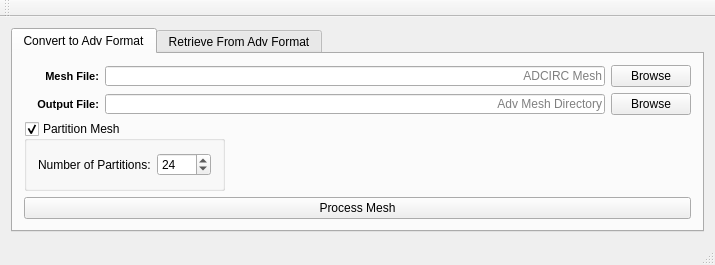
Above: AdVersion_gui/mainwindow.ui from zcobell/AdVersion before the change. Below: the same form after it.
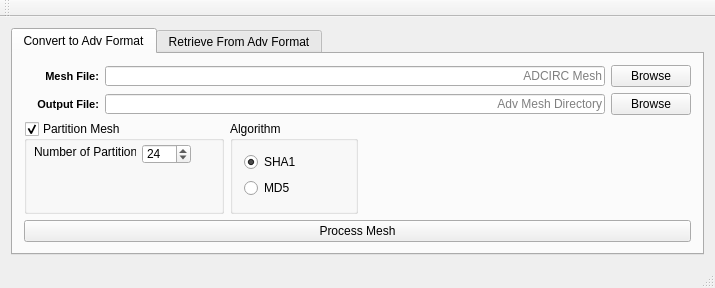
That is the form after the change.

Commit message: Allowing selection of hash algorithm

The edit to the form file:
```diff
--- a/AdVersion_gui/mainwindow.ui
+++ b/AdVersion_gui/mainwindow.ui
@@ -7,7 +7,7 @@
     <x>0</x>
     <y>0</y>
     <width>712</width>
-    <height>262</height>
+    <height>282</height>
    </rect>
   </property>
   <property name="windowTitle">
@@ -24,7 +24,7 @@
        <attribute name="title">
         <string>Convert to Adv Format</string>
        </attribute>
-       <layout class="QVBoxLayout" name="verticalLayout">
+       <layout class="QVBoxLayout" name="verticalLayout_2">
         <item>
          <layout class="QHBoxLayout" name="horizontalLayout_2">
           <item>
@@ -188,33 +188,111 @@
          </layout>
         </item>
         <item>
-         <layout class="QHBoxLayout" name="horizontalLayout_5">
+         <layout class="QHBoxLayout" name="horizontalLayout_6">
           <item>
            <widget class="QGroupBox" name="groupBox_partition">
+            <property name="minimumSize">
+             <size>
+              <width>200</width>
+              <height>0</height>
+             </size>
+            </property>
+            <property name="maximumSize">
+             <size>
+              <width>200</width>
+              <height>16777215</height>
+             </size>
+            </property>
             <property name="title">
              <string>Partition Mesh</string>
             </property>
             <property name="checkable">
              <bool>true</bool>
             </property>
-            <layout class="QHBoxLayout" name="horizontalLayout_4">
+            <widget class="QLabel" name="label_nPartitions">
+             <property name="geometry">
+              <rect>
+               <x>10</x>
+               <y>23</y>
+               <width>102</width>
+               <height>16</height>
+              </rect>
+             </property>
+             <property name="text">
+              <string>Number of Partitions:</string>
+             </property>
+            </widget>
+            <widget class="QSpinBox" name="spin_nPartitions">
+             <property name="geometry">
+              <rect>
+               <x>118</x>
+               <y>23</y>
+               <width>49</width>
+               <height>20</height>
+              </rect>
+             </property>
+             <property name="minimum">
+              <number>1</number>
+             </property>
+             <property name="maximum">
+              <number>2048</number>
+             </property>
+             <property name="value">
+              <number>24</number>
+             </property>
+            </widget>
+           </widget>
+          </item>
+          <item>
+           <widget class="QGroupBox" name="groupbox_algorothm">
+            <property name="title">
+             <string>Algorithm</string>
+            </property>
+            <layout class="QVBoxLayout" name="verticalLayout">
              <item>
-              <widget class="QLabel" name="label_nPartitions">
+              <widget class="QRadioButton" name="radio_hashSha1">
+               <property name="minimumSize">
+                <size>
+                 <width>100</width>
+                 <height>0</height>
+                </size>
+               </property>
+               <property name="maximumSize">
+                <size>
+                 <width>100</width>
+                 <height>16777215</height>
+                </size>
+               </property>
+               <property name="toolTip">
+                <string>&lt;html&gt;&lt;head/&gt;&lt;body&gt;&lt;p&gt;More complex algorithm and generates a longer hash. File sizes will be larger.&lt;/p&gt;&lt;/body&gt;&lt;/html&gt;</string>
+               </property>
                <property name="text">
-                <string>Number of Partitions:</string>
+                <string>SHA1</string>
+               </property>
+               <property name="checked">
+                <bool>true</bool>
                </property>
               </widget>
              </item>
              <item>
-              <widget class="QSpinBox" name="spin_nPartitions">
-               <property name="minimum">
-                <number>1</number>
+              <widget class="QRadioButton" name="radio_hashMd5">
+               <property name="minimumSize">
+                <size>
+                 <width>100</width>
+                 <height>0</height>
+                </size>
                </property>
-               <property name="maximum">
-                <number>2048</number>
+               <property name="maximumSize">
+                <size>
+                 <width>100</width>
+                 <height>16777215</height>
+                </size>
                </property>
-               <property name="value">
-                <number>24</number>
+               <property name="toolTip">
+                <string>&lt;html&gt;&lt;head/&gt;&lt;body&gt;&lt;p&gt;Less complex algorithm, and generates a shorter hash leading to smaller file sizes. Should still be fine for most applications&lt;/p&gt;&lt;/body&gt;&lt;/html&gt;</string>
+               </property>
+               <property name="text">
+                <string>MD5</string>
                </property>
               </widget>
              </item>
```
The commit also changes 4 other files.
